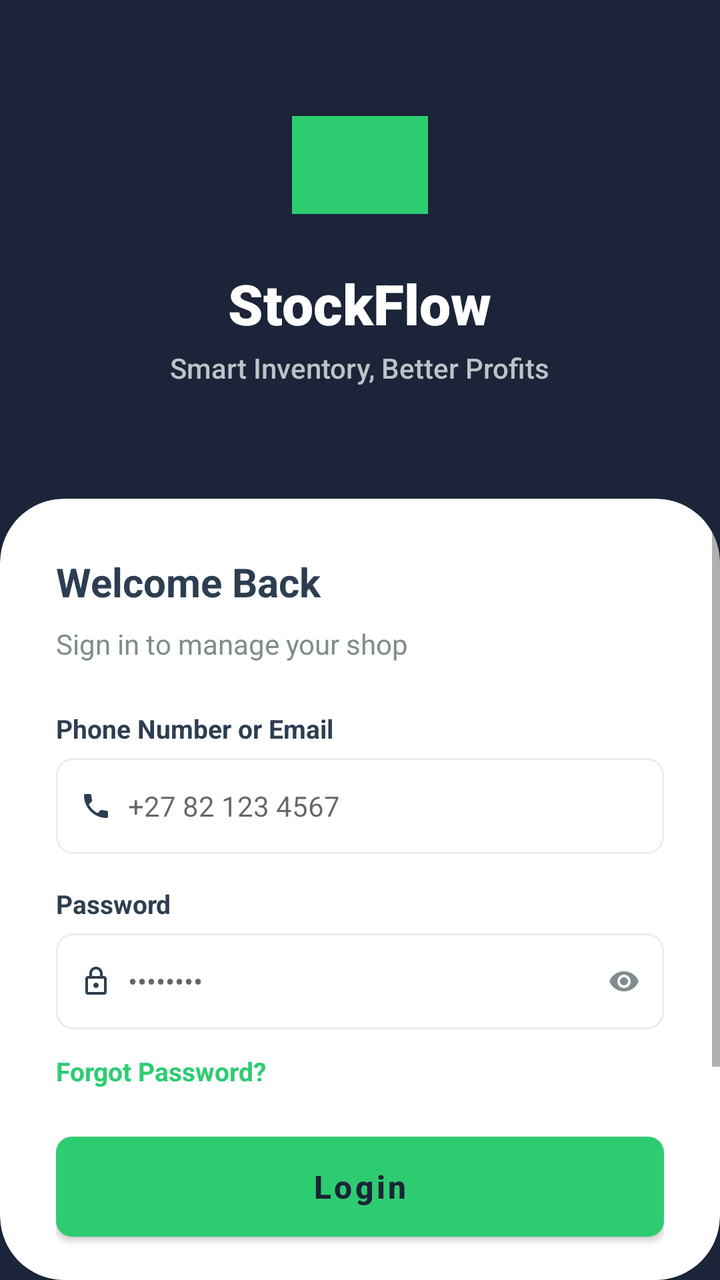
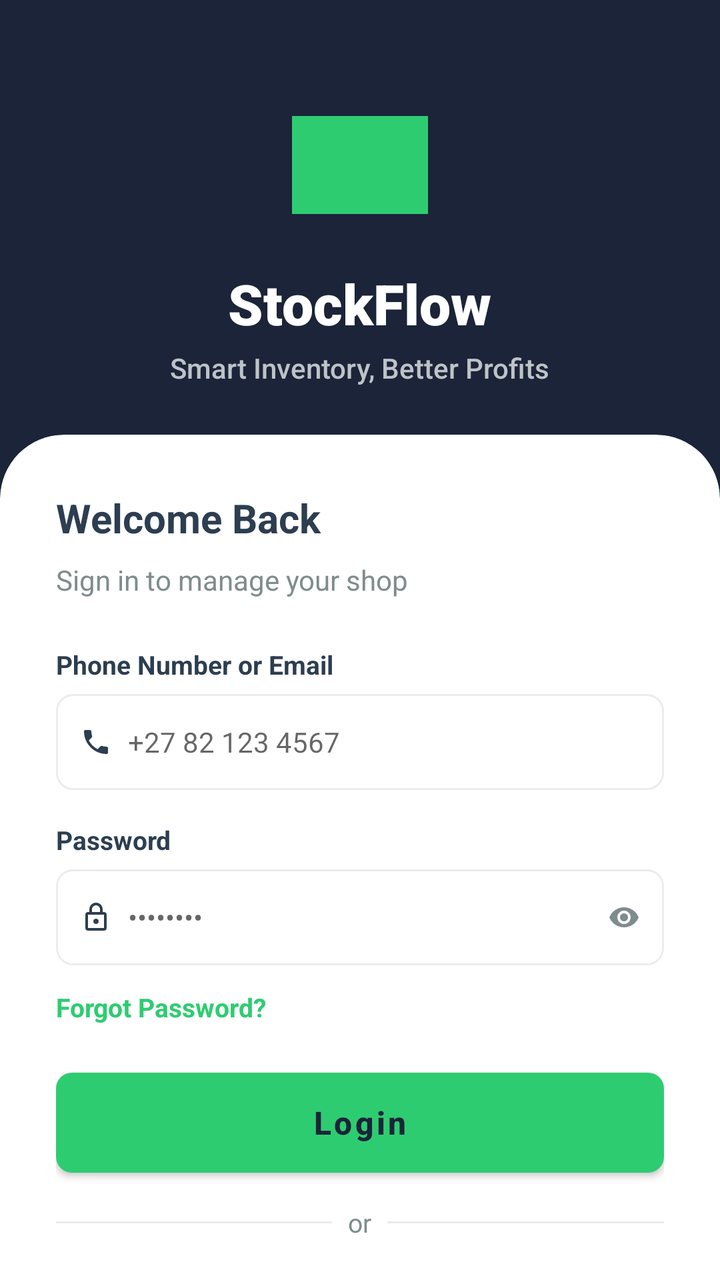

Compare the two renders of this Android layout. The source of the first and the diff that turns it into the second are given below.
<!-- AndroidManifest.xml: activity theme Theme.StockFlow -->
<!-- res/layout/activity_login.xml -->
<?xml version="1.0" encoding="utf-8"?>
<androidx.constraintlayout.widget.ConstraintLayout xmlns:android="http://schemas.android.com/apk/res/android"
    xmlns:app="http://schemas.android.com/apk/res-auto"
    xmlns:tools="http://schemas.android.com/tools"
    android:layout_width="match_parent"
    android:layout_height="match_parent"
    android:background="@color/brand_background"
    tools:context="com.example.stockflow.ui.login.LoginActivity">

    
    <LinearLayout
        android:id="@+id/headerContainer"
        android:layout_width="match_parent"
        android:layout_height="wrap_content"
        android:gravity="center_horizontal"
        android:orientation="vertical"
        android:paddingTop="48dp"
        android:paddingBottom="24dp"
        app:layout_constraintTop_toTopOf="parent">

        <ImageView
            android:id="@+id/logoImage"
            android:layout_width="88dp"
            android:layout_height="69dp"
            android:contentDescription="@string/app_name"
            android:src="@drawable/ic_logo"
            app:tint="@color/brand_primary" />

        <TextView
            android:id="@+id/brandName"
            android:layout_width="wrap_content"
            android:layout_height="wrap_content"
            android:layout_marginTop="16dp"
            android:fontFamily="sans-serif-black"
            android:text="@string/brand_name"
            android:textColor="@color/white"
            android:textSize="28sp"
            android:textStyle="bold" />

        <TextView
            android:id="@+id/tagline"
            android:layout_width="wrap_content"
            android:layout_height="wrap_content"
            android:layout_marginTop="4dp"
            android:fontFamily="sans-serif-medium"
            android:text="@string/tagline"
            android:textColor="@color/brand_text_muted"
            android:textSize="14sp" />

    </LinearLayout>

    
    <androidx.cardview.widget.CardView
        android:id="@+id/loginCard"
        android:layout_width="match_parent"
        android:layout_height="0dp"
        android:layout_marginTop="32dp"
        app:cardBackgroundColor="@color/white"
        app:cardCornerRadius="32dp"
        app:cardElevation="0dp"
        app:layout_constraintBottom_toBottomOf="parent"
        app:layout_constraintTop_toBottomOf="@id/headerContainer">

        <ScrollView
            android:layout_width="match_parent"
            android:layout_height="match_parent"
            android:fillViewport="true">

            <androidx.constraintlayout.widget.ConstraintLayout
                android:layout_width="match_parent"
                android:layout_height="wrap_content"
                android:padding="28dp">

                <TextView
                    android:id="@+id/welcomeText"
                    android:layout_width="wrap_content"
                    android:layout_height="wrap_content"
                    android:text="@string/welcome_back"
                    android:textColor="@color/brand_text_dark"
                    android:textSize="20sp"
                    android:textStyle="bold"
                    app:layout_constraintStart_toStartOf="parent"
                    app:layout_constraintTop_toTopOf="parent" />

                <TextView
                    android:id="@+id/subtitleText"
                    android:layout_width="wrap_content"
                    android:layout_height="wrap_content"
                    android:layout_marginTop="8dp"
                    android:text="@string/sign_in_subtitle"
                    android:textColor="@color/brand_text_light"
                    android:textSize="14sp"
                    app:layout_constraintStart_toStartOf="parent"
                    app:layout_constraintTop_toBottomOf="@id/welcomeText" />

                
                <TextView
                    android:id="@+id/emailLabel"
                    android:layout_width="wrap_content"
                    android:layout_height="wrap_content"
                    android:layout_marginTop="24dp"
                    android:text="@string/label_email_phone"
                    android:textColor="@color/brand_text_dark"
                    android:textSize="13sp"
                    android:textStyle="bold"
                    app:layout_constraintStart_toStartOf="parent"
                    app:layout_constraintTop_toBottomOf="@id/subtitleText" />

                <LinearLayout
                    android:id="@+id/emailInputBox"
                    android:layout_width="match_parent"
                    android:layout_height="48dp"
                    android:layout_marginTop="6dp"
                    android:background="@drawable/bg_input_box"
                    android:gravity="center_vertical"
                    android:orientation="horizontal"
                    android:paddingHorizontal="12dp"
                    app:layout_constraintTop_toBottomOf="@id/emailLabel">

                    <ImageView
                        android:layout_width="16dp"
                        android:layout_height="16dp"
                        android:contentDescription="@null"
                        android:src="@drawable/ic_phone"
                        app:tint="@color/brand_text_dark" />

                    <EditText
                        android:id="@+id/etEmail"
                        android:layout_width="match_parent"
                        android:layout_height="match_parent"
                        android:layout_marginStart="8dp"
                        android:autofillHints="emailAddress"
                        android:background="@color/transparent"
                        android:hint="@string/hint_email_phone"
                        android:inputType="textEmailAddress|textPhonetic"
                        android:textColor="@color/brand_text_dark"
                        android:textSize="14sp" />
                </LinearLayout>

                
                <TextView
                    android:id="@+id/passwordLabel"
                    android:layout_width="wrap_content"
                    android:layout_height="wrap_content"
                    android:layout_marginTop="16dp"
                    android:text="@string/label_password"
                    android:textColor="@color/brand_text_dark"
                    android:textSize="13sp"
                    android:textStyle="bold"
                    app:layout_constraintStart_toStartOf="parent"
                    app:layout_constraintTop_toBottomOf="@id/emailInputBox" />

                <LinearLayout
                    android:id="@+id/passwordInputBox"
                    android:layout_width="match_parent"
                    android:layout_height="48dp"
                    android:layout_marginTop="6dp"
                    android:background="@drawable/bg_input_box"
                    android:gravity="center_vertical"
                    android:orientation="horizontal"
                    android:paddingHorizontal="12dp"
                    app:layout_constraintTop_toBottomOf="@id/passwordLabel">

                    <ImageView
                        android:layout_width="16dp"
                        android:layout_height="16dp"
                        android:contentDescription="@null"
                        android:src="@drawable/ic_lock"
                        app:tint="@color/brand_text_dark" />

                    <EditText
                        android:id="@+id/etPassword"
                        android:layout_width="0dp"
                        android:layout_height="match_parent"
                        android:layout_marginStart="8dp"
                        android:layout_weight="1"
                        android:autofillHints="password"
                        android:background="@color/transparent"
                        android:hint="@string/hint_password"
                        android:inputType="textPassword"
                        android:textColor="@color/brand_text_dark"
                        android:textSize="14sp" />

                    <ImageView
                        android:id="@+id/ivPasswordToggle"
                        android:layout_width="16dp"
                        android:layout_height="16dp"
                        android:contentDescription="@string/label_password"
                        android:src="@drawable/ic_eye"
                        app:tint="@color/brand_text_light" />
                </LinearLayout>

                <TextView
                    android:id="@+id/tvForgotPassword"
                    android:layout_width="wrap_content"
                    android:layout_height="wrap_content"
                    android:layout_marginTop="12dp"
                    android:text="@string/forgot_password"
                    android:textColor="@color/brand_primary"
                    android:textSize="13sp"
                    android:textStyle="bold"
                    app:layout_constraintStart_toStartOf="parent"
                    app:layout_constraintTop_toBottomOf="@id/passwordInputBox" />

                
                <Button
                    android:id="@+id/btnLogin"
                    android:layout_width="match_parent"
                    android:layout_height="50dp"
                    android:layout_marginTop="24dp"
                    android:background="@drawable/bg_login_button"
                    android:text="@string/login"
                    android:textAllCaps="false"
                    android:textColor="@color/brand_background"
                    android:textSize="16sp"
                    android:textStyle="bold"
                    app:backgroundTint="@null"
                    app:layout_constraintTop_toBottomOf="@id/tvForgotPassword" />

                <LinearLayout
                    android:id="@+id/dividerRow"
                    android:layout_width="match_parent"
                    android:layout_height="wrap_content"
                    android:layout_marginTop="16dp"
                    android:gravity="center"
                    android:orientation="horizontal"
                    app:layout_constraintTop_toBottomOf="@id/btnLogin">

                    <View
                        android:layout_width="0dp"
                        android:layout_height="1dp"
                        android:layout_weight="1"
                        android:background="@color/divider_color" />

                    <TextView
                        android:layout_width="wrap_content"
                        android:layout_height="wrap_content"
                        android:layout_marginHorizontal="8dp"
                        android:text="@string/or"
                        android:textColor="@color/brand_text_light"
                        android:textSize="13sp" />

                    <View
                        android:layout_width="0dp"
                        android:layout_height="1dp"
                        android:layout_weight="1"
                        android:background="@color/divider_color" />
                </LinearLayout>

                <com.google.android.material.button.MaterialButton
                    android:id="@+id/btnGoogle"
                    style="@style/Widget.MaterialComponents.Button.OutlinedButton"
                    android:layout_width="match_parent"
                    android:layout_height="48dp"
                    android:layout_marginTop="16dp"
                    android:text="@string/continue_with_google"
                    android:textAllCaps="false"
                    android:textColor="@color/brand_text_dark"
                    app:cornerRadius="8dp"
                    app:layout_constraintTop_toBottomOf="@id/dividerRow"
                    app:strokeColor="@color/divider_color" />

                <LinearLayout
                    android:id="@+id/signupPrompt"
                    android:layout_width="wrap_content"
                    android:layout_height="wrap_content"
                    android:layout_marginTop="24dp"
                    android:orientation="horizontal"
                    app:layout_constraintEnd_toEndOf="parent"
                    app:layout_constraintStart_toStartOf="parent"
                    app:layout_constraintTop_toBottomOf="@id/btnGoogle">

                    <TextView
                        android:layout_width="wrap_content"
                        android:layout_height="wrap_content"
                        android:text="@string/new_to_spaza"
                        android:textColor="@color/brand_text_light"
                        android:textSize="14sp" />

                    <TextView
                        android:id="@+id/tvCreateAccount"
                        android:layout_width="wrap_content"
                        android:layout_height="wrap_content"
                        android:text="@string/create_account"
                        android:textColor="@color/brand_primary"
                        android:textSize="14sp"
                        android:textStyle="bold" />
                </LinearLayout>

                <ProgressBar
                    android:id="@+id/progressBar"
                    android:layout_width="wrap_content"
                    android:layout_height="wrap_content"
                    android:visibility="gone"
                    app:layout_constraintBottom_toBottomOf="parent"
                    app:layout_constraintEnd_toEndOf="parent"
                    app:layout_constraintStart_toStartOf="parent"
                    app:layout_constraintTop_toTopOf="parent" />

            </androidx.constraintlayout.widget.ConstraintLayout>
        </ScrollView>
    </androidx.cardview.widget.CardView>

</androidx.constraintlayout.widget.ConstraintLayout>
<!-- resources referenced by this layout -->
<resources>
  <color name="brand_background">#1B2438</color>
  <color name="brand_primary">#2ECC71</color>
  <color name="brand_text_dark">#2C3E50</color>
  <color name="brand_text_light">#7F8C8D</color>
  <color name="brand_text_muted">#BDC3C7</color>
  <color name="divider_color">#EAEDED</color>
  <color name="transparent">#00000000</color>
  <color name="white">#FFFFFFFF</color>
  <!-- drawable bg_input_box (drawable) -->
  <?xml version="1.0" encoding="utf-8"?>
  <shape xmlns:android="http://schemas.android.com/apk/res/android">
      <solid android:color="@color/white" />
      <stroke
          android:width="1dp"
          android:color="@color/input_border" />
      <corners android:radius="8dp" />
  </shape>
  <!-- drawable bg_login_button (drawable) -->
  <?xml version="1.0" encoding="utf-8"?>
  <ripple xmlns:android="http://schemas.android.com/apk/res/android"
      android:color="#40000000">
      <item>
          <shape>
              <solid android:color="@color/brand_primary" />
              <corners android:radius="8dp" />
          </shape>
      </item>
  </ripple>
  <!-- drawable ic_logo (drawable) -->
  <vector xmlns:android="http://schemas.android.com/apk/res/android"
      android:width="88dp"
      android:height="69dp"
      android:viewportWidth="88"
      android:viewportHeight="69">
    <path
        android:fillColor="#2ECC71"
        android:pathData="M10,10h68v49h-68z"/>
    <path
        android:fillColor="#1B2438"
        android:pathData="M20,20h48v29h-48z"/>
  </vector>
  <string name="app_name">StockFlow</string>
  <string name="brand_name">StockFlow</string>
  <string name="continue_with_google">Continue with Google</string>
  <string name="create_account">Create Account</string>
  <string name="forgot_password">Forgot Password?</string>
  <string name="hint_email_phone">+27 82 123 4567</string>
  <string name="hint_password">••••••••</string>
  <string name="label_email_phone">Phone Number or Email</string>
  <string name="label_password">Password</string>
  <string name="login">Login</string>
  <string name="new_to_spaza">New to SpazaStock? </string>
  <string name="or">or</string>
  <string name="sign_in_subtitle">Sign in to manage your shop</string>
  <string name="tagline">Smart Inventory, Better Profits</string>
  <string name="welcome_back">Welcome Back</string>
  <style name="Theme.StockFlow" parent="Theme.MaterialComponents.Light.NoActionBar">
          <item name="colorPrimary">@color/brand_primary</item>
          <item name="colorPrimaryVariant">@color/brand_primary_dark</item>
          <item name="colorOnPrimary">@color/white</item>
          <item name="android:statusBarColor">@color/brand_background</item>
          <item name="android:windowLightStatusBar">false</item>
      </style>
  <color name="input_border">#EAEDED</color>
  <color name="brand_primary_dark">#27AE60</color>
  <!-- unchanged entries left out for length: 3 -->
</resources>

<!-- the commit's change to res/layout/activity_login.xml (unified diff, before → after) -->
@@ -1,5 +1,5 @@
 <?xml version="1.0" encoding="utf-8"?>
-<androidx.constraintlayout.widget.ConstraintLayout xmlns:android="http://schemas.android.com/apk/res/android"
+<androidx.coordinatorlayout.widget.CoordinatorLayout xmlns:android="http://schemas.android.com/apk/res/android"
     xmlns:app="http://schemas.android.com/apk/res-auto"
     xmlns:tools="http://schemas.android.com/tools"
     android:layout_width="match_parent"
@@ -7,64 +7,87 @@
     android:background="@color/brand_background"
     tools:context="com.example.stockflow.ui.login.LoginActivity">
 
-    
-    <LinearLayout
-        android:id="@+id/headerContainer"
+    <com.google.android.material.appbar.AppBarLayout
+        android:id="@+id/appBarLayout"
         android:layout_width="match_parent"
         android:layout_height="wrap_content"
-        android:gravity="center_horizontal"
-        android:orientation="vertical"
-        android:paddingTop="48dp"
-        android:paddingBottom="24dp"
-        app:layout_constraintTop_toTopOf="parent">
-
-        <ImageView
-            android:id="@+id/logoImage"
-            android:layout_width="88dp"
-            android:layout_height="69dp"
-            android:contentDescription="@string/app_name"
-            android:src="@drawable/ic_logo"
-            app:tint="@color/brand_primary" />
-
-        <TextView
-            android:id="@+id/brandName"
-            android:layout_width="wrap_content"
+        android:background="@android:color/transparent"
+        app:elevation="0dp">
+
+        <com.google.android.material.appbar.CollapsingToolbarLayout
+            android:id="@+id/collapsingToolbar"
+            android:layout_width="match_parent"
             android:layout_height="wrap_content"
-            android:layout_marginTop="16dp"
-            android:fontFamily="sans-serif-black"
-            android:text="@string/brand_name"
-            android:textColor="@color/white"
-            android:textSize="28sp"
-            android:textStyle="bold" />
-
-        <TextView
-            android:id="@+id/tagline"
-            android:layout_width="wrap_content"
+            app:collapsedTitleTextAppearance="@style/CollapsedTitleStyle"
+            app:expandedTitleMarginBottom="24dp"
+            app:expandedTitleMarginStart="28dp"
+            app:expandedTitleTextAppearance="@style/ExpandedTitleStyle"
+            app:layout_scrollFlags="scroll|exitUntilCollapsed"
+            app:titleEnabled="false">
+
+            <LinearLayout
+                android:id="@+id/headerContainer"
+                android:layout_width="match_parent"
+                android:layout_height="wrap_content"
+                android:gravity="center_horizontal"
+                android:orientation="vertical"
+                android:paddingTop="48dp"
+                android:paddingBottom="24dp"
+                app:layout_collapseMode="parallax">
+
+                <ImageView
+                    android:id="@+id/logoImage"
+                    android:layout_width="88dp"
+                    android:layout_height="69dp"
+                    android:contentDescription="@string/app_name"
+                    android:src="@drawable/ic_logo"
+                    app:tint="@color/brand_primary" />
+
+                <TextView
+                    android:id="@+id/brandName"
+                    android:layout_width="wrap_content"
+                    android:layout_height="wrap_content"
+                    android:layout_marginTop="16dp"
+                    android:fontFamily="sans-serif-black"
+                    android:text="@string/brand_name"
+                    android:textColor="@color/white"
+                    android:textSize="28sp"
+                    android:textStyle="bold" />
+
+                <TextView
+                    android:id="@+id/tagline"
+                    android:layout_width="wrap_content"
+                    android:layout_height="wrap_content"
+                    android:layout_marginTop="4dp"
+                    android:fontFamily="sans-serif-medium"
+                    android:text="@string/tagline"
+                    android:textColor="@color/brand_text_muted"
+                    android:textSize="14sp" />
+
+            </LinearLayout>
+
+            <androidx.appcompat.widget.Toolbar
+                android:id="@+id/toolbar"
+                android:layout_width="match_parent"
+                android:layout_height="?attr/actionBarSize"
+                app:layout_collapseMode="pin" />
+
+        </com.google.android.material.appbar.CollapsingToolbarLayout>
+    </com.google.android.material.appbar.AppBarLayout>
+
+    <androidx.core.widget.NestedScrollView
+        android:layout_width="match_parent"
+        android:layout_height="match_parent"
+        android:fillViewport="true"
+        app:layout_behavior="@string/appbar_scrolling_view_behavior">
+
+        <com.google.android.material.card.MaterialCardView
+            android:id="@+id/loginCard"
+            android:layout_width="match_parent"
             android:layout_height="wrap_content"
-            android:layout_marginTop="4dp"
-            android:fontFamily="sans-serif-medium"
-            android:text="@string/tagline"
-            android:textColor="@color/brand_text_muted"
-            android:textSize="14sp" />
-
-    </LinearLayout>
-
-    
-    <androidx.cardview.widget.CardView
-        android:id="@+id/loginCard"
-        android:layout_width="match_parent"
-        android:layout_height="0dp"
-        android:layout_marginTop="32dp"
-        app:cardBackgroundColor="@color/white"
-        app:cardCornerRadius="32dp"
-        app:cardElevation="0dp"
-        app:layout_constraintBottom_toBottomOf="parent"
-        app:layout_constraintTop_toBottomOf="@id/headerContainer">
-
-        <ScrollView
-            android:layout_width="match_parent"
-            android:layout_height="match_parent"
-            android:fillViewport="true">
+            app:cardBackgroundColor="@color/white"
+            app:cardCornerRadius="32dp"
+            app:cardElevation="0dp">
 
             <androidx.constraintlayout.widget.ConstraintLayout
                 android:layout_width="match_parent"
@@ -298,7 +321,7 @@
                     app:layout_constraintTop_toTopOf="parent" />
 
             </androidx.constraintlayout.widget.ConstraintLayout>
-        </ScrollView>
-    </androidx.cardview.widget.CardView>
-
-</androidx.constraintlayout.widget.ConstraintLayout>
+        </com.google.android.material.card.MaterialCardView>
+    </androidx.core.widget.NestedScrollView>
+
+</androidx.coordinatorlayout.widget.CoordinatorLayout>
<!-- resource entries referenced after the edit -->
@@ -56,6 +56,18 @@
   <string name="sign_in_subtitle">Sign in to manage your shop</string>
   <string name="tagline">Smart Inventory, Better Profits</string>
   <string name="welcome_back">Welcome Back</string>
+  <style name="CollapsedTitleStyle" parent="TextAppearance.MaterialComponents.Headline6">
+          <item name="android:textColor">@color/white</item>
+          <item name="android:textStyle">bold</item>
+          <item name="android:textSize">18sp</item>
+          <item name="fontFamily">sans-serif-black</item>
+      </style>
+  <style name="ExpandedTitleStyle" parent="TextAppearance.MaterialComponents.Headline5">
+          <item name="android:textColor">@color/white</item>
+          <item name="android:textStyle">bold</item>
+          <item name="android:textSize">28sp</item>
+          <item name="fontFamily">sans-serif-black</item>
+      </style>
   <style name="Theme.StockFlow" parent="Theme.MaterialComponents.Light.NoActionBar">
           <item name="colorPrimary">@color/brand_primary</item>
           <item name="colorPrimaryVariant">@color/brand_primary_dark</item>
